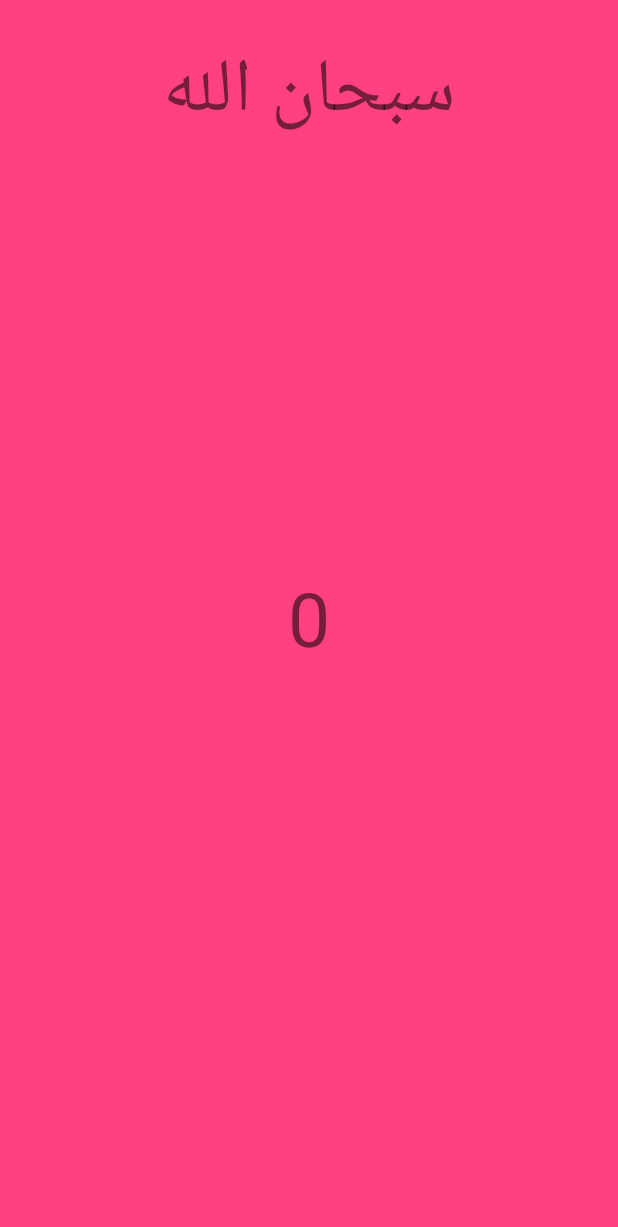
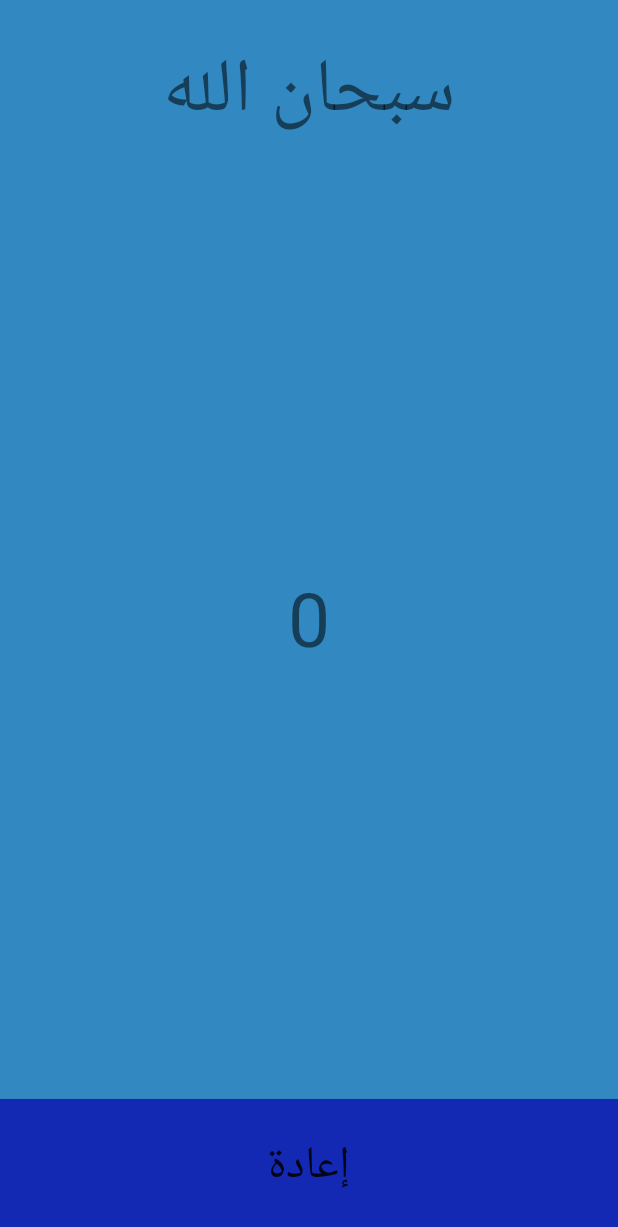
Before and after one commit to tasbehmln/Tasbeh, an Android app: the screen it shows after launch (MainActivity), on a phone screen of 412 x 824 dp. Shown: the top 1227 px of the screen. Run offline under Robolectric (Android 15) with nearby library versions, the phone set to English and light mode, and no system bars.

Commit message:
Reset button

```diff
--- a/app/src/main/java/com/ayesh/muhammad/tasbeh/MainActivity.java
+++ b/app/src/main/java/com/ayesh/muhammad/tasbeh/MainActivity.java
@@ -2,27 +2,37 @@ package com.ayesh.muhammad.tasbeh;
 
 import android.os.Bundle;
 import android.support.v7.app.AppCompatActivity;
+import android.view.KeyEvent;
 import android.view.View;
+import android.widget.Button;
 import android.widget.RelativeLayout;
 import android.widget.TextView;
 
 public class MainActivity extends AppCompatActivity {
     private int counter = 0;
-
+    TextView counterText;
     @Override
     protected void onCreate(Bundle savedInstanceState) {
         super.onCreate(savedInstanceState);
         getSupportActionBar().hide();
         setContentView(R.layout.activity_main);
-
         RelativeLayout layout = (RelativeLayout) findViewById(R.id.main_activity);
         layout.setOnClickListener(new View.OnClickListener() {
 
             @Override
             public void onClick(View v) {
 //                Toast.makeText(MainActivity.this, counter++ +"", Toast.LENGTH_SHORT).show();
-                TextView counterText = (TextView) findViewById(R.id.counter);
+                counterText = (TextView) findViewById(R.id.counter);
                 counterText.setText(++counter + "");
+            }
+        });
+
+        Button reset = (Button) findViewById(R.id.button);
+        reset.setOnClickListener(new View.OnClickListener() {
+            @Override
+            public void onClick(View view) {
+                counter = 0;
+                counterText.setText("0");
             }
         });
     }
--- a/app/src/main/res/layout/activity_main.xml
+++ b/app/src/main/res/layout/activity_main.xml
@@ -2,7 +2,7 @@
 <RelativeLayout xmlns:android="http://schemas.android.com/apk/res/android"
     android:layout_width="match_parent"
     android:layout_height="match_parent"
-    android:background="@color/colorAccent"
+    android:background="#3288c1"
     android:id="@+id/main_activity">
 
     <TextView
@@ -26,4 +26,16 @@
         android:textSize="50dp"
         />
 
+    <Button
+        android:id="@+id/button"
+        android:layout_width="match_parent"
+        android:layout_height="wrap_content"
+        android:padding="20dp"
+        android:text="إعادة"
+        android:textSize="30dp"
+        android:background="#1429b3"
+        android:layout_alignParentBottom="true"
+        android:layout_alignParentLeft="true"
+        android:layout_alignParentStart="true" />
+
 </RelativeLayout>
```
Also changed, not shown: 1 other file.
